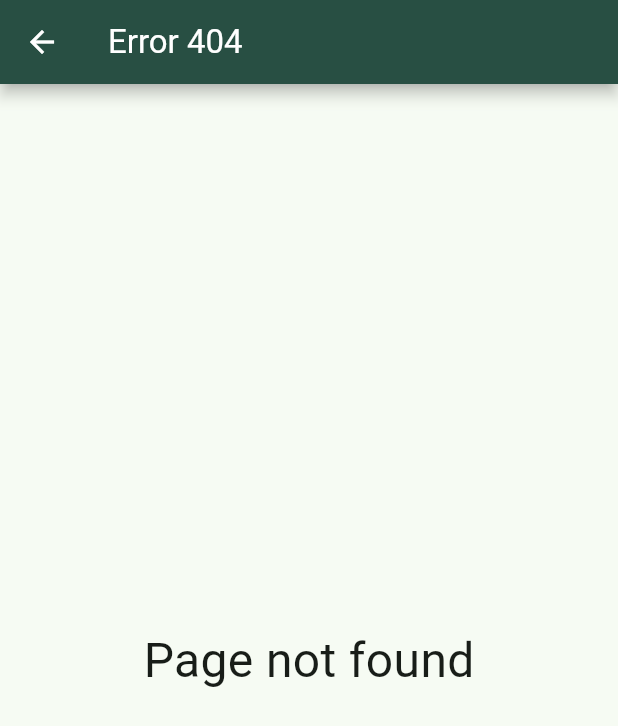
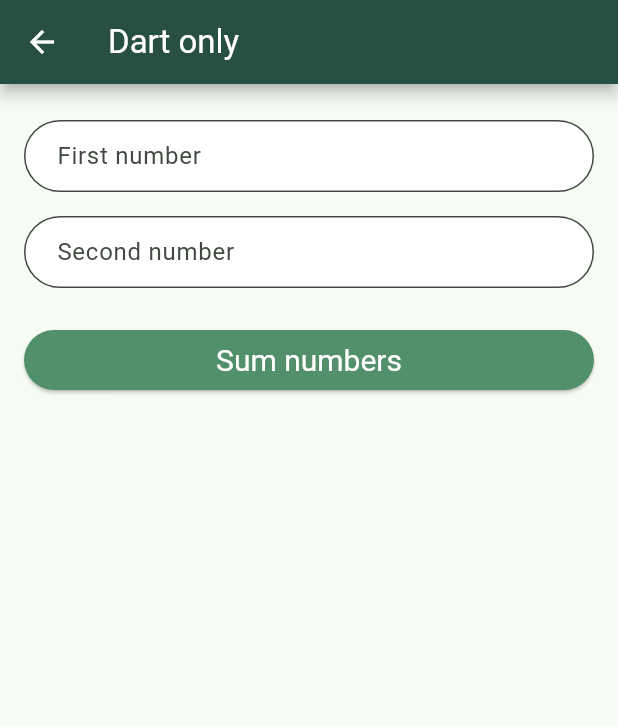
Before and after one commit to samirRibeiro77/flutter_cpp_ai, a Flutter app: the screen it shows after launch, after a tap on "Use Dart only", on a phone screen of 412 x 824 dp. Shown: the top 726 px of the screen. Run offline on Flutter 3.47's test engine with Material 3 defaults, Android fonts, the phone set to English and light mode, and no system bars.

Commit message:
Dart
Math Service using only dart

```diff
--- /dev/null
+++ b/lib/src/model/math_request.dart
@@ -0,0 +1,11 @@
+class MathRequest {
+  late int x;
+  late int y;
+
+  MathRequest(this.x, this.y);
+
+  MathRequest.fromString(String x, String y) {
+    this.x = int.parse(x);
+    this.y = int.parse(y);
+  }
+}
--- /dev/null
+++ b/lib/src/model/math_response.dart
@@ -0,0 +1,35 @@
+class MathResponse {
+  final int _answer;
+  late final int _elapsedTime;
+  late final MathResponseType _type;
+
+  MathResponse.fromDart(this._answer, {required DateTime start, required DateTime end}) {
+    _elapsedTime = start.difference(end).inMilliseconds;
+    _type = MathResponseType.dart;
+  }
+
+  MathResponse.fromFpc(this._answer, {required DateTime start, required DateTime end}) {
+    _elapsedTime = start.difference(end).inMilliseconds;
+    _type = MathResponseType.fpc;
+  }
+
+  MathResponse.fromFfi(this._answer, {required DateTime start, required DateTime end}) {
+    _elapsedTime = start.difference(end).inMilliseconds;
+    _type = MathResponseType.ffi;
+  }
+
+  int get elapsedMilliseconds => _elapsedTime;
+
+  int get answer => _answer;
+
+  String get duration => "Using '${_type.name}' it took ${_elapsedTime.toStringAsFixed(2)}ms to execute";
+}
+
+enum MathResponseType {
+  dart("Dart only"),
+  fpc("Flutter Platform Channels"),
+  ffi("Foreign Function Interface");
+
+  final String name;
+  const MathResponseType(this.name);
+}
--- /dev/null
+++ b/lib/src/service/math_service.dart
@@ -0,0 +1,15 @@
+import 'package:flutter/cupertino.dart';
+import 'package:flutter_cpp_ai/src/model/math_request.dart';
+import 'package:flutter_cpp_ai/src/model/math_response.dart';
+
+class MathService {
+  MathService();
+
+  MathResponse sumDartOnly(MathRequest request) {
+    final start = DateTime.now();
+    final result = request.x + request.y;
+    final end = DateTime.now();
+
+    return MathResponse.fromDart(result, start: start, end: end);
+  }
+}
--- /dev/null
+++ b/lib/src/ui/helper/number_field.dart
@@ -0,0 +1,36 @@
+import 'package:flutter/material.dart';
+
+class NumberField extends StatefulWidget {
+  const NumberField({
+    super.key,
+    required this.controller,
+    required this.hintText,
+  });
+
+  final TextEditingController controller;
+  final String hintText;
+
+  @override
+  State<NumberField> createState() => _NumberFieldState();
+}
+
+class _NumberFieldState extends State<NumberField> {
+  @override
+  Widget build(BuildContext context) {
+    return Padding(
+      padding: EdgeInsets.only(top: 8, bottom: 8),
+      child: TextField(
+        controller: widget.controller,
+        keyboardType: TextInputType.numberWithOptions(decimal: false),
+        style: TextStyle(fontSize: 16),
+        decoration: InputDecoration(
+          contentPadding: EdgeInsets.fromLTRB(18, 8, 18, 8),
+          hintText: widget.hintText,
+          filled: true,
+          fillColor: Colors.white,
+          border: OutlineInputBorder(borderRadius: BorderRadius.circular(32)),
+        ),
+      ),
+    );
+  }
+}
--- a/lib/src/ui/helper/route_generator.dart
+++ b/lib/src/ui/helper/route_generator.dart
@@ -1,5 +1,6 @@
 import 'package:flutter/material.dart';
 import 'package:flutter_cpp_ai/src/ui/screen/home_page.dart';
+import 'package:flutter_cpp_ai/src/ui/screen/native_page.dart';
 
 class RouteGenerator {
   static const String home = "/";
@@ -11,8 +12,8 @@ class RouteGenerator {
     switch (routeSettings.name) {
       case home:
         return MaterialPageRoute(builder: (_) => HomePage());
-      // case flutterOnly:
-      //   return MaterialPageRoute(builder: (_) => MaterialApp());
+      case flutterOnly:
+        return MaterialPageRoute(builder: (_) => NativePage());
       // case platformChannels:
       //   return MaterialPageRoute(builder: (_) => MaterialApp());
       // case foreignFunctionInterface:
--- /dev/null
+++ b/lib/src/ui/screen/native_page.dart
@@ -0,0 +1,66 @@
+import 'package:flutter/material.dart';
+import 'package:flutter_cpp_ai/src/model/math_request.dart';
+import 'package:flutter_cpp_ai/src/service/math_service.dart';
+import 'package:flutter_cpp_ai/src/ui/helper/number_field.dart';
+
+class NativePage extends StatefulWidget {
+  const NativePage({super.key});
+
+  @override
+  State<NativePage> createState() => _NativePageState();
+}
+
+class _NativePageState extends State<NativePage> {
+  final _service = MathService();
+
+  final _xController = TextEditingController();
+  final _yController = TextEditingController();
+
+  String _result = "";
+
+  _addNumbers() {
+    final request = MathRequest.fromString(_xController.text, _yController.text);
+    final response = _service.sumDartOnly(request);
+
+    setState(() {
+      _result = response.duration;
+    });
+
+    _clearTextFields();
+  }
+
+  _clearTextFields() {
+    _xController.clear();
+    _yController.clear();
+  }
+
+  @override
+  Widget build(BuildContext context) {
+    return Scaffold(
+      appBar: AppBar(title: const Text("Dart only")),
+      body: SingleChildScrollView(
+        padding: EdgeInsets.all(16),
+        child: Column(
+          crossAxisAlignment: CrossAxisAlignment.stretch,
+          children: [
+            NumberField(
+              controller: _xController,
+              hintText: "First number",
+            ),
+            NumberField(
+              controller: _yController,
+              hintText: "Second number",
+            ),
+            const SizedBox(height: 16),
+            ElevatedButton(
+              onPressed: _addNumbers,
+              child: const Text("Sum numbers"),
+            ),
+            const SizedBox(height: 32),
+            Center(child: Text(_result, style: TextStyle(fontSize: 18)))
+          ],
+        ),
+      ),
+    );
+  }
+}
```
